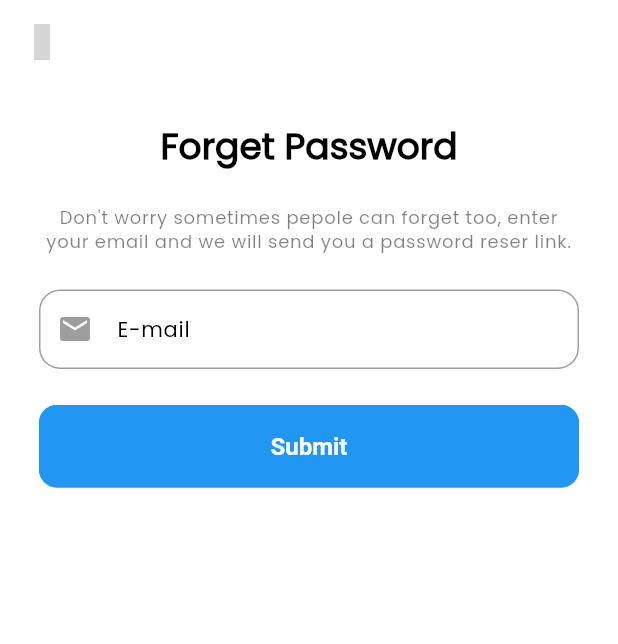
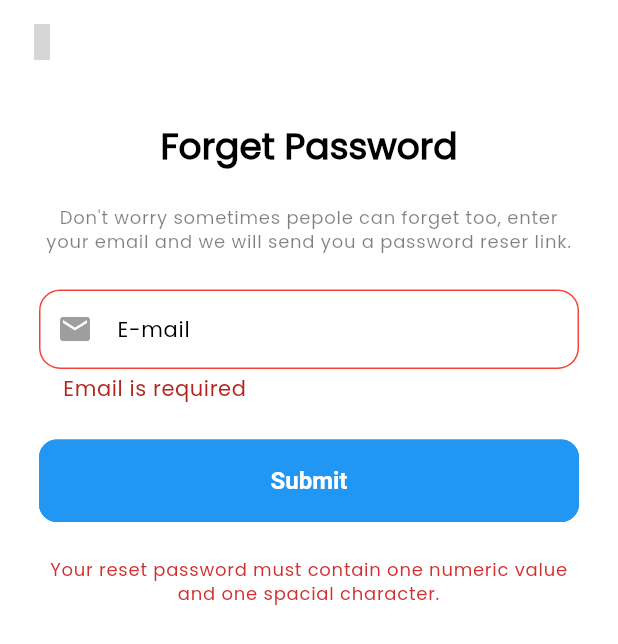
Before and after one commit to hplio/Trading_App, a Flutter app: the ForgetPasswordScreen screen opened directly, after a tap on "Submit", on a phone screen of 412 x 824 dp. Shown: the top 644 px of the screen. Run offline on Flutter 3.47's test engine with Material 3 defaults, Android fonts, the phone set to English and light mode, and no system bars; our stand-ins replace cloud_firestore, connectivity_plus, csv, firebase_auth, firebase_core, get and 7 more; accounts and stored records are empty; grey boxes are pictures that could not be loaded.

Commit message:
RESETPASSWORD

```diff
--- a/lib/authenticatin_repository/firebase_exception.dart
+++ b/lib/authenticatin_repository/firebase_exception.dart
@@ -40,7 +40,6 @@ String getExceptionMessage(dynamic exception) {
         case 'email-already-in-use':
           errorMessage = 'Email already in use. Please use a different email.';
           break;
-        // Add more cases as needed for different Firebase authentication exceptions
         default:
           errorMessage = 'An error occurred. Please try again later.';
       }
--- a/lib/constants/text.dart
+++ b/lib/constants/text.dart
@@ -38,4 +38,6 @@ class KtextString {
       'Your Account Security is Our Priority! We\'ve sent You a Secure Link to Safely Change Your Password and keep your Account Protected.';
 
   static const String searchBarText = 'Search Here!';
+
+  static const String passwordRule = 'Your reset password must contain one numeric value and one spacial character.';
 }
--- /dev/null
+++ b/lib/forget_password/controller/forget_password_controller.dart
@@ -0,0 +1,69 @@
+import 'package:flutter/widgets.dart';
+import 'package:get/get.dart';
+import 'package:trading_app/authenticatin_repository/auth_repo.dart';
+import 'package:trading_app/common/loader/loader.dart';
+import 'package:trading_app/forget_password/reset_password_screen.dart';
+import 'package:trading_app/network/network_manager.dart';
+import 'package:trading_app/popups/full_screen_loder.dart';
+
+class ForgetPasswordController extends GetxController {
+  static ForgetPasswordController get instance => Get.find();
+
+  final fEmail = TextEditingController();
+  final GlobalKey<FormState> forgetPasswordKey = GlobalKey<FormState>();
+
+  Future<void> forgetPasswordSendLink() async {
+    try {
+      KFullScreenLoder.openLodingDialog(
+          'We are proccesing your request...', 'Assets/animation/loading.json');
+
+      final bool isConnected = await NetworkManager.instance.isConnected();
+      if (!isConnected) {
+        KFullScreenLoder.stopLoading();
+        return;
+      }
+
+      if (!forgetPasswordKey.currentState!.validate()) {
+        KFullScreenLoder.stopLoading();
+        return;
+      }
+      KFullScreenLoder.stopLoading();
+      await AuthRepo.instance.sendResetPasswordLinkViaEmail(fEmail.text.trim());
+      KLoader.successSnackBar(
+        title: 'Email sent',
+        massage:
+            'Email link sent to reset password please check your mail box.',
+      );
+      Get.offAll(
+        () => ResetPasswordScreen(
+          email: fEmail.text.trim(),
+        ),
+      );
+    } catch (e) {
+      KLoader.errorSnackBar(title: 'oh snap!', massage: e.toString());
+    }
+  }
+
+  Future<void> reSendforgetPasswordSendLink(String email) async {
+    try {
+      KFullScreenLoder.openLodingDialog(
+          'We are proccesing your request...', 'Assets/animation/loading.json');
+
+      final bool isConnected = await NetworkManager.instance.isConnected();
+      if (!isConnected) {
+        KFullScreenLoder.stopLoading();
+        return;
+      }
+
+      KFullScreenLoder.stopLoading();
+      await AuthRepo.instance.sendResetPasswordLinkViaEmail(email);
+      KLoader.successSnackBar(
+        title: 'Email sent',
+        massage:
+            'Email link sent to reset password please check your mail box.',
+      );
+    } catch (e) {
+      KLoader.errorSnackBar(title: 'oh snap!', massage: e.toString());
+    }
+  }
+}
--- a/lib/forget_password/forget_password_screen.dart
+++ b/lib/forget_password/forget_password_screen.dart
@@ -3,6 +3,7 @@ import 'package:get/get.dart';
 import 'package:iconsax_flutter/iconsax_flutter.dart';
 import 'package:trading_app/constants/colors.dart';
 import 'package:trading_app/constants/text.dart';
+import 'package:trading_app/forget_password/widget/forget_password_form.dart';
 
 class ForgetPasswordScreen extends StatelessWidget {
   const ForgetPasswordScreen({super.key});
@@ -42,26 +43,19 @@ class ForgetPasswordScreen extends StatelessWidget {
               const SizedBox(
                 height: 24,
               ),
-              const TextField(
-                decoration: InputDecoration(
-                  labelText: 'E-mail',
-                  prefixIcon: Icon(
-                    Icons.email,
-                  ),
-                ),
-              ),
+              const ForgetPasswordForm(),
               const SizedBox(
                 height: 24,
               ),
-              SizedBox(
-                width: double.infinity,
-                child: ElevatedButton(
-                  onPressed: () {},
-                  child: const Text(
-                    'Submit',
-                  ),
-                ),
-              )
+              Text(
+                KtextString.passwordRule,
+                style: Theme.of(context)
+                    .textTheme
+                    .labelMedium!
+                    .apply(color: TColor.error),
+                textAlign: TextAlign.center,
+                softWrap: true,
+              ),
             ],
           ),
         ),
--- /dev/null
+++ b/lib/forget_password/widget/forget_password_form.dart
@@ -0,0 +1,44 @@
+import 'package:flutter/material.dart';
+import 'package:get/get.dart';
+import 'package:trading_app/forget_password/controller/forget_password_controller.dart';
+import 'package:trading_app/validators/validator.dart';
+
+class ForgetPasswordForm extends StatelessWidget {
+  const ForgetPasswordForm({
+    super.key,
+  });
+
+  @override
+  Widget build(BuildContext context) {
+    final controller = Get.put(ForgetPasswordController());
+    return Form(
+      key: controller.forgetPasswordKey,
+      child: Column(
+        children: [
+          TextFormField(
+            controller: controller.fEmail,
+            validator: (value) => Kvalidator.validateEmail(value),
+            decoration: const InputDecoration(
+              labelText: 'E-mail',
+              prefixIcon: Icon(
+                Icons.email,
+              ),
+            ),
+          ),
+          const SizedBox(
+            height: 24,
+          ),
+          SizedBox(
+            width: double.infinity,
+            child: ElevatedButton(
+              onPressed: () => controller.forgetPasswordSendLink(),
+              child: const Text(
+                'Submit',
+              ),
+            ),
+          ),
+        ],
+      ),
+    );
+  }
+}
```
Also changed, not shown: lib/authenticatin_repository/auth_repo.dart (+16 -0 lines), lib/forget_password/reset_password_screen.dart (added, +92 -0 lines), Assets/animation/success_verified.gif (added), pubspec.lock.
